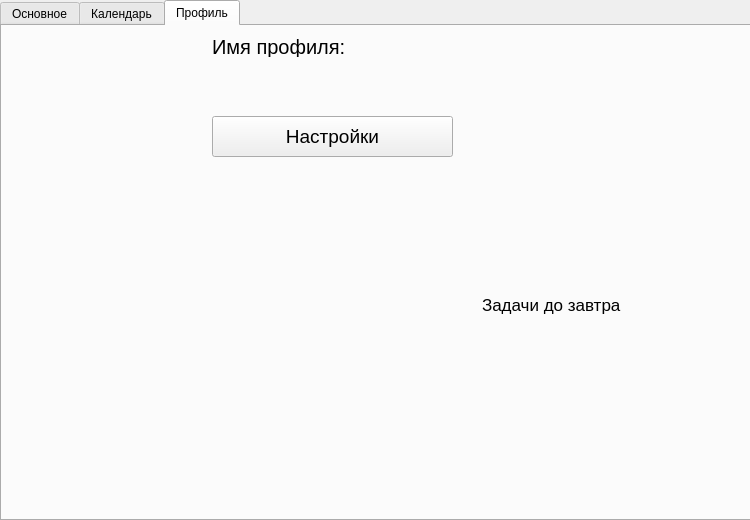
The window that Designs/main_window.ui (Qusdy/YNDX_ProjectsGibalin) describes before a commit, drawn with Qt 5.
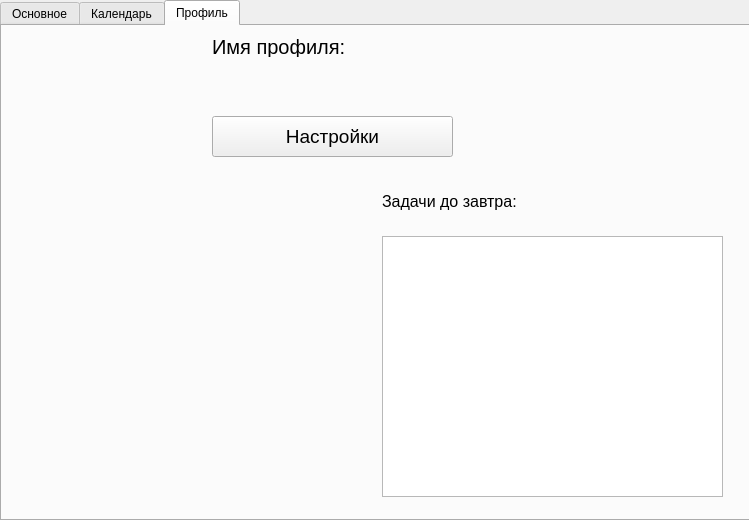
The same window after the commit. The open tabs and pages were chosen to show the change. Icons and pictures are not drawn.

The edit to the form file:
```diff
--- a/Designs/main_window.ui
+++ b/Designs/main_window.ui
@@ -6,7 +6,7 @@
    <rect>
     <x>0</x>
     <y>0</y>
-    <width>750</width>
+    <width>749</width>
     <height>520</height>
    </rect>
   </property>
@@ -366,29 +366,38 @@
       </rect>
      </property>
     </widget>
-    <widget class="QWidget" name="verticalLayoutWidget">
+    <widget class="QListWidget" name="listWidget_profile">
      <property name="geometry">
       <rect>
-       <x>480</x>
+       <x>380</x>
        <y>210</y>
-       <width>160</width>
-       <height>138</height>
+       <width>341</width>
+       <height>261</height>
       </rect>
      </property>
-     <layout class="QVBoxLayout" name="verticalLayout">
-      <item>
-       <widget class="QLabel" name="lbl_goals_to_tomorrow">
         <property name="font">
          <font>
           <pointsize>13</pointsize>
          </font>
         </property>
-        <property name="text">
-         <string>Задачи до завтра</string>
-        </property>
-       </widget>
-      </item>
-     </layout>
+    </widget>
+    <widget class="QLabel" name="lbl_goals_tomorrow">
+     <property name="geometry">
+      <rect>
+       <x>380</x>
+       <y>160</y>
+       <width>331</width>
+       <height>31</height>
+      </rect>
+     </property>
+     <property name="font">
+      <font>
+       <pointsize>12</pointsize>
+      </font>
+     </property>
+     <property name="text">
+      <string>Задачи до завтра:</string>
+     </property>
     </widget>
    </widget>
   </widget>
```
Left out of the diff: 9 changed lines with no effect on the pictures. Lines whose indentation alone changed are shown as unchanged.
